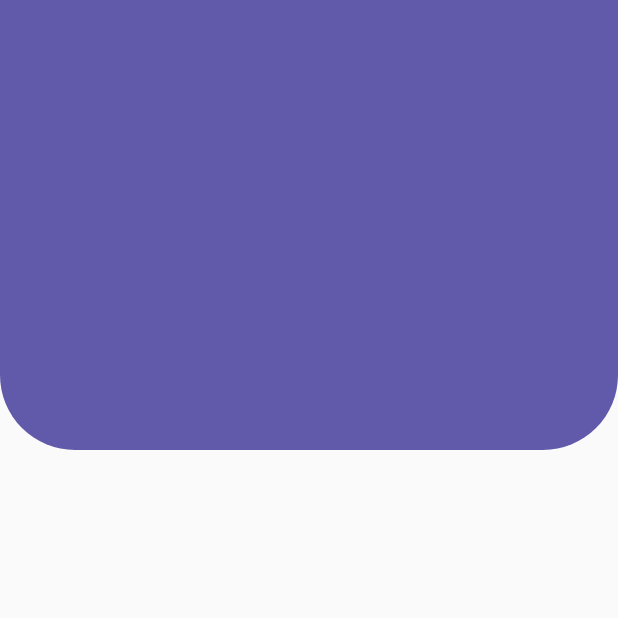
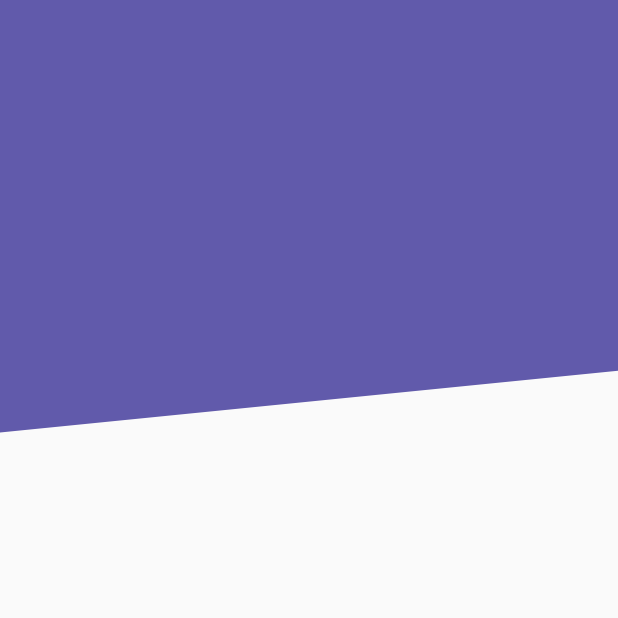
Before and after one commit to bjavier9/Flutter_diseno_profesional, a Flutter app: the screen it shows after launch, on a phone screen of 412 x 824 dp, the top half of it. Run offline on Flutter 3.47's test engine with Material 2 defaults, Android fonts, the phone set to English and light mode, and no system bars.

Commit message:
painter diagonal

```diff
--- a/custom_pinter/lib/src/pages/headers_pages.dart
+++ b/custom_pinter/lib/src/pages/headers_pages.dart
@@ -7,7 +7,7 @@
   @override
   Widget build(BuildContext context) {
     return Scaffold(
-        body: HeaderRededondeado(),
+        body: HeaderDiagonal(),
     );
   }
 }
--- a/custom_pinter/lib/src/widgets/header.dart
+++ b/custom_pinter/lib/src/widgets/header.dart
@@ -29,3 +29,43 @@
     );
   }
 }
+
+class HeaderDiagonal extends StatelessWidget {
+
+  @override
+  Widget build(BuildContext context) {
+    return Container(
+      height: double.infinity,
+      width: double.infinity,
+        // color: Color(0xff615AAB),
+      child: CustomPaint(
+        painter: _HeaderDiagonalPainter(),
+      ),
+    );
+  }
+}
+
+class _HeaderDiagonalPainter extends CustomPainter{
+
+  @override
+  void paint(Canvas canvas, Size size) {
+   final paint = Paint();
+   paint.color=Color(0xff615AAB);
+   paint.style=PaintingStyle.fill;
+   paint.strokeWidth=20;
+   final path = new Path();
+   path.moveTo(0, size.height*0.35);
+   path.lineTo(size.width,size.height*0.30);
+   path.lineTo(size.width,0);
+   path.lineTo(0, 0);
+    //  path.lineTo(0,size.height*0.5);
+   canvas.drawPath(path, paint);
+  }
+
+  @override
+  bool shouldRepaint(CustomPainter oldDelegate) {
+    // TODO: implement shouldRepaint
+    return null;
+  }
+
+}
```
